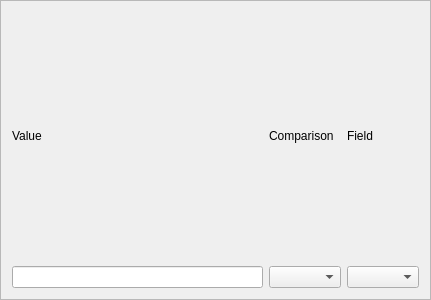
Above: ui/SearchOrClauseFrame.ui from CS-4820-Library-Project/COUNTER-5-Report-Tool-2020-5.0 before the change. Below: the same form after it.
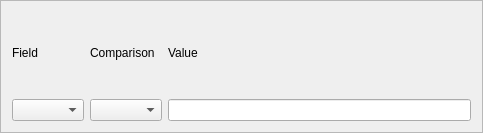
That is the form after the change.

Commit message: figured out how to add clauses to window

```diff
--- a/ui/SearchOrClauseFrame.ui
+++ b/ui/SearchOrClauseFrame.ui
@@ -6,8 +6,8 @@
    <rect>
     <x>0</x>
     <y>0</y>
-    <width>431</width>
-    <height>300</height>
+    <width>483</width>
+    <height>133</height>
    </rect>
   </property>
   <property name="sizePolicy">
@@ -26,13 +26,26 @@
    <enum>QFrame::Raised</enum>
   </property>
   <layout class="QGridLayout" name="gridLayout">
-   <item row="0" column="0">
+   <item row="1" column="2">
+    <widget class="QLineEdit" name="search_value_parameter_lineedit"/>
+   </item>
+   <item row="0" column="2">
     <widget class="QLabel" name="search_value_parameter_label">
      <property name="text">
       <string>Value</string>
      </property>
     </widget>
    </item>
+   <item row="1" column="0">
+    <widget class="QComboBox" name="search_field_parameter_combobox"/>
+   </item>
+   <item row="0" column="0">
+    <widget class="QLabel" name="search_field_parameter_label">
+     <property name="text">
+      <string>Field</string>
+     </property>
+    </widget>
+   </item>
    <item row="0" column="1">
     <widget class="QLabel" name="search_comparison_parameter_label">
      <property name="text">
@@ -40,22 +53,9 @@
      </property>
     </widget>
    </item>
-   <item row="0" column="2">
-    <widget class="QLabel" name="search_field_parameter_label">
-     <property name="text">
-      <string>Field</string>
-     </property>
-    </widget>
-   </item>
-   <item row="1" column="0">
-    <widget class="QLineEdit" name="search_value_parameter_lineedit"/>
-   </item>
    <item row="1" column="1">
     <widget class="QComboBox" name="search_comparison_parameter_combobox"/>
    </item>
-   <item row="1" column="2">
-    <widget class="QComboBox" name="search_field_parameter_combobox"/>
-   </item>
   </layout>
  </widget>
  <resources/>
```
The commit also changes 7 other files.
